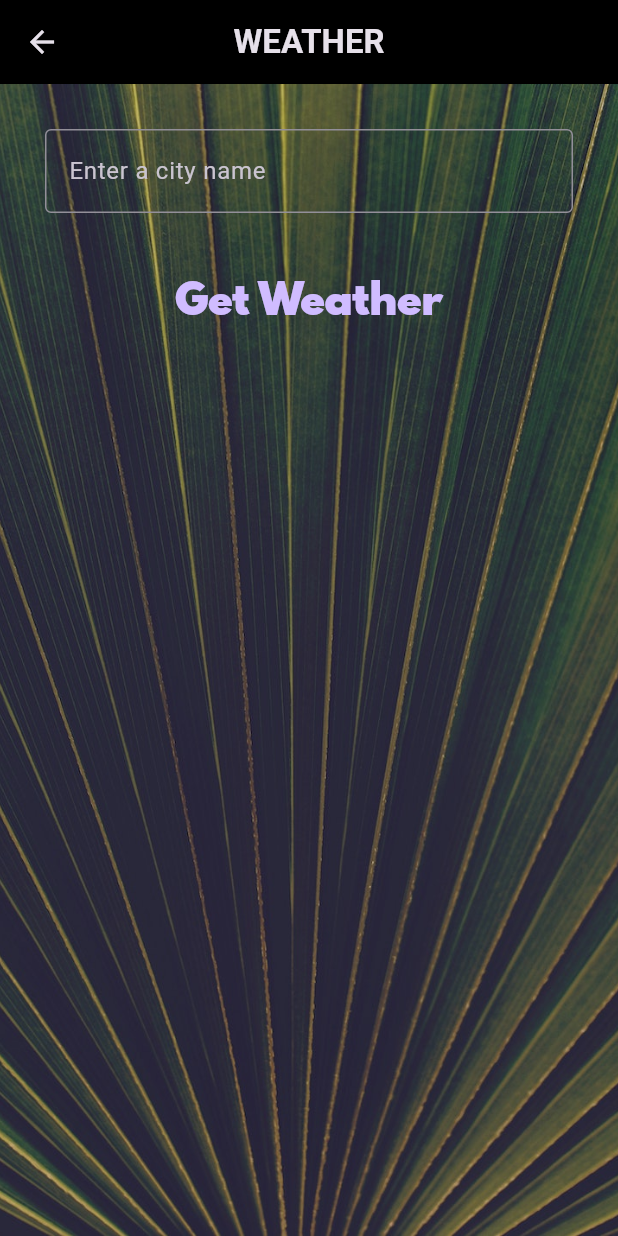
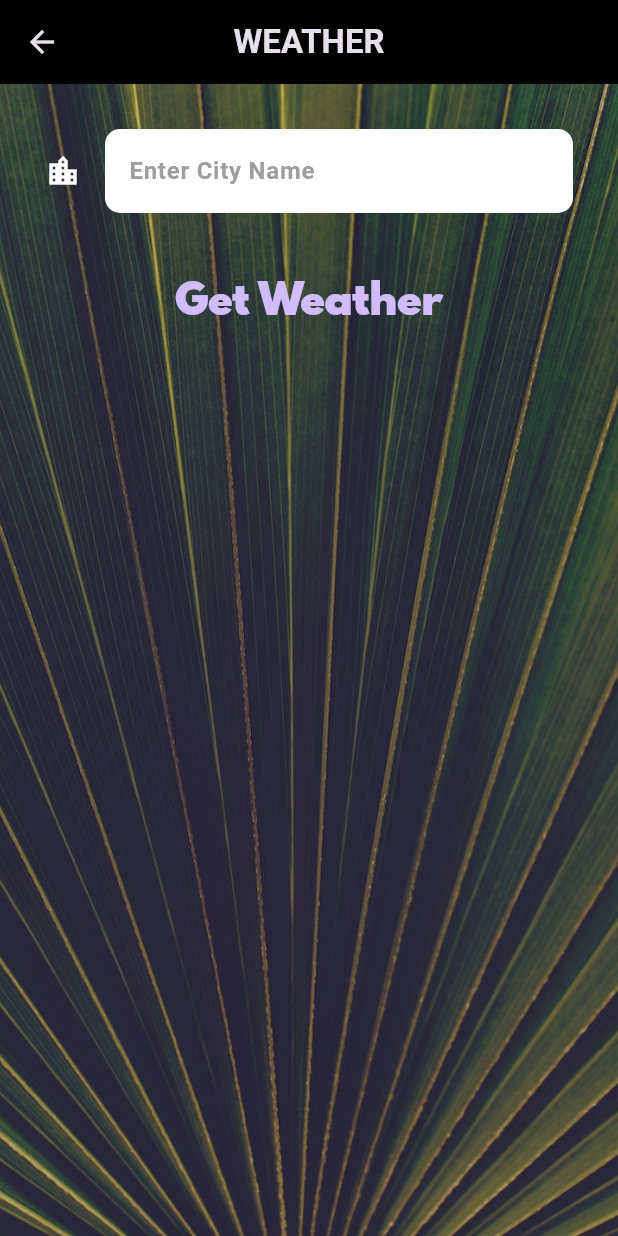
Before and after one commit to Metel-Sky/Clima_Flutter, a Flutter app: the LocationScreen screen opened directly, after a tap on the "location city" icon, on a phone screen of 412 x 824 dp. Run offline on Flutter 3.47's test engine with Material 3 defaults, Android fonts, the phone set to English and light mode, and no system bars; our stand-ins replace flutter_spinkit, geolocator.

Commit message:
Flutter Weather

```diff
--- a/lib/screens/sity_screen.dart
+++ b/lib/screens/sity_screen.dart
@@ -13,7 +13,10 @@ class _CityScreenState extends State {
   Widget build(BuildContext context) {
     return Scaffold(
       appBar: AppBar(
-        title: Text('WEATHER',style: TextStyle(fontWeight: FontWeight.bold),),
+        title: Text(
+          'WEATHER',
+          style: TextStyle(fontWeight: FontWeight.bold),
+        ),
         centerTitle: true,
         backgroundColor: Colors.black,
       ),
@@ -41,16 +44,16 @@ class _CityScreenState extends State {
               // ),
               //),
 
-
               Container(
                 padding: EdgeInsets.all(30.0),
                 child: TextField(
-                  focusNode: FocusNode(),
-                  decoration: InputDecoration(
-                    border: OutlineInputBorder(),
-                    hintText: 'Enter a city name',
-                  ),
-                ),
+                    style: TextStyle(
+                        color: Colors.grey[600], fontWeight: FontWeight.bold),
+                    decoration: kTextFieldInputDecoration,
+                onChanged: (value){
+                      print(value);
+                },),
+
               ),
               TextButton(
                 onPressed: () {
@@ -67,4 +70,4 @@ class _CityScreenState extends State {
       ),
     );
   }
-}//1
+} //1
```
Also changed, not shown: lib/utilities/constants.dart (+7 -10 lines). Lines whose indentation alone changed are shown as unchanged.
